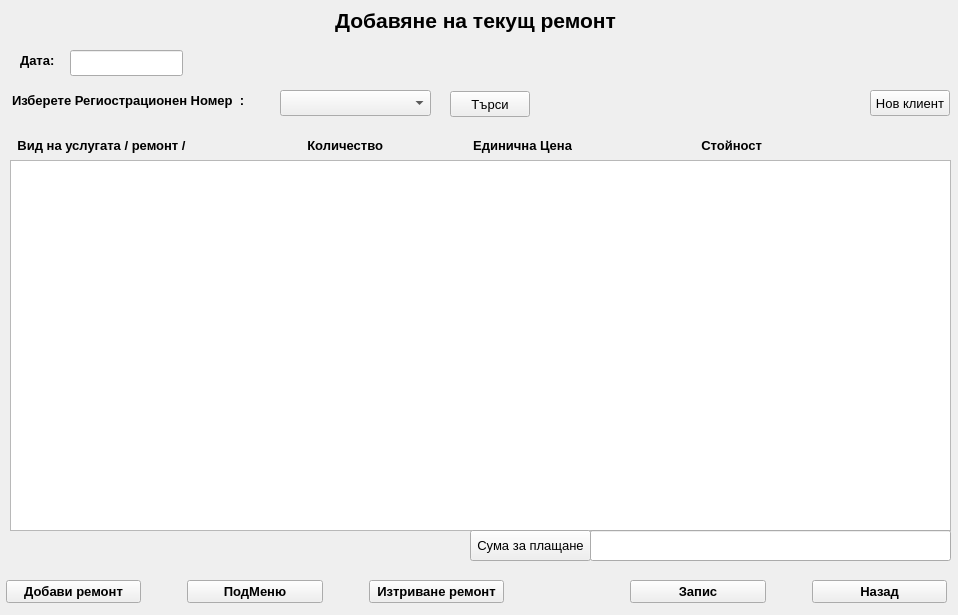
JohnnyBrawo/CarServ, file addrepair.ui: the form before one commit.
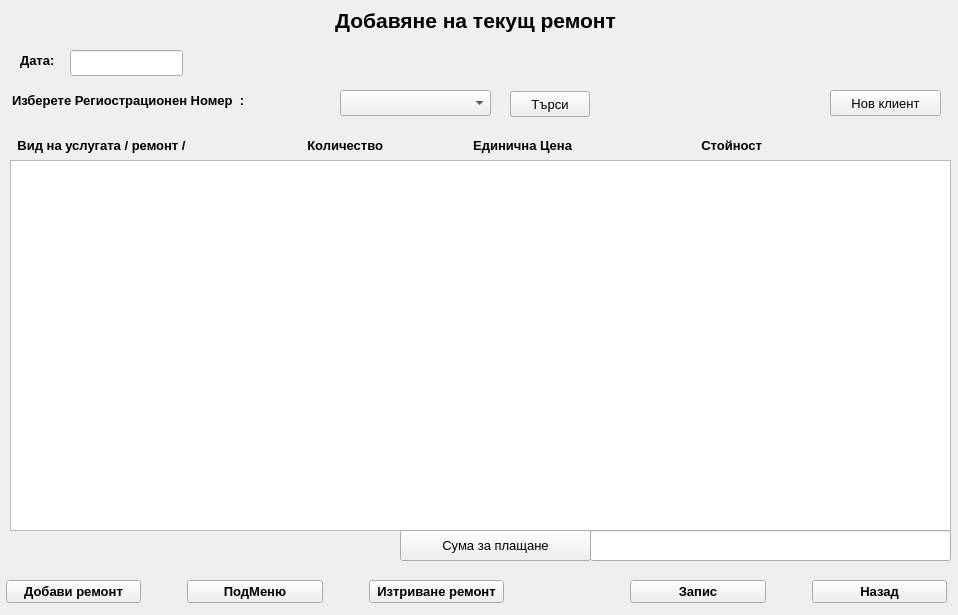
The form after the commit.

Diff of the .ui file:
```diff
--- a/addrepair.ui
+++ b/addrepair.ui
@@ -333,7 +333,7 @@
     <rect>
      <x>12</x>
      <y>91</y>
-     <width>257</width>
+     <width>321</width>
      <height>18</height>
     </rect>
    </property>
@@ -351,7 +351,7 @@
   <widget class="QPushButton" name="Button_Search">
    <property name="geometry">
     <rect>
-     <x>450</x>
+     <x>510</x>
      <y>91</y>
      <width>80</width>
      <height>26</height>
@@ -364,7 +364,7 @@
   <widget class="QComboBox" name="Combo_RepairAutoRegNumber">
    <property name="geometry">
     <rect>
-     <x>280</x>
+     <x>340</x>
      <y>90</y>
      <width>151</width>
      <height>26</height>
@@ -414,9 +414,9 @@
   <widget class="QPushButton" name="Button_TotalCostCalc">
    <property name="geometry">
     <rect>
-     <x>470</x>
+     <x>400</x>
      <y>530</y>
-     <width>121</width>
+     <width>191</width>
      <height>31</height>
     </rect>
    </property>
@@ -427,9 +427,9 @@
   <widget class="QPushButton" name="Button_NewClientRepair">
    <property name="geometry">
     <rect>
-     <x>870</x>
+     <x>830</x>
      <y>90</y>
-     <width>80</width>
+     <width>111</width>
      <height>26</height>
     </rect>
    </property>
```
